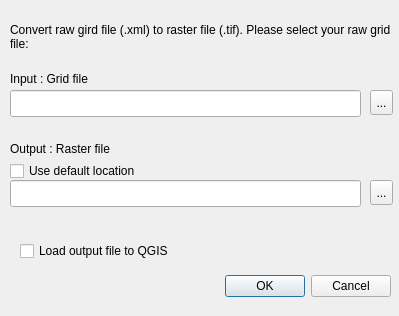
Above: safe_qgis/converter_dialog_base.ui from inasafe/inasafe before the change. Below: the same form after it.
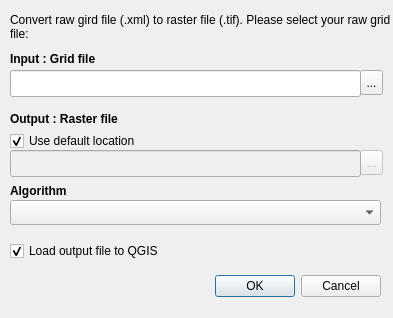
That is the form after the change.

Commit message: Add algorithm options

The edit to the form file:
```diff
--- a/safe_qgis/converter_dialog_base.ui
+++ b/safe_qgis/converter_dialog_base.ui
@@ -6,8 +6,8 @@
    <rect>
     <x>0</x>
     <y>0</y>
-    <width>399</width>
-    <height>316</height>
+    <width>393</width>
+    <height>318</height>
    </rect>
   </property>
   <property name="windowTitle">
@@ -16,9 +16,9 @@
   <widget class="QDialogButtonBox" name="buttonBox">
    <property name="geometry">
     <rect>
-     <x>10</x>
+     <x>20</x>
      <y>270</y>
-     <width>381</width>
+     <width>361</width>
      <height>32</height>
     </rect>
    </property>
@@ -33,7 +33,7 @@
    <property name="geometry">
     <rect>
      <x>10</x>
-     <y>20</y>
+     <y>10</y>
      <width>381</width>
      <height>34</height>
     </rect>
@@ -52,11 +52,17 @@
    <property name="geometry">
     <rect>
      <x>10</x>
-     <y>70</y>
-     <width>99</width>
+     <y>50</y>
+     <width>371</width>
      <height>17</height>
     </rect>
    </property>
+   <property name="font">
+    <font>
+     <weight>75</weight>
+     <bold>true</bold>
+    </font>
+   </property>
    <property name="text">
     <string>Input : Grid file</string>
    </property>
@@ -68,7 +74,7 @@
    <property name="geometry">
     <rect>
      <x>10</x>
-     <y>90</y>
+     <y>70</y>
      <width>351</width>
      <height>27</height>
     </rect>
@@ -80,8 +86,8 @@
    </property>
    <property name="geometry">
     <rect>
-     <x>370</x>
-     <y>90</y>
+     <x>360</x>
+     <y>70</y>
      <width>23</width>
      <height>25</height>
     </rect>
@@ -97,23 +103,29 @@
    <property name="geometry">
     <rect>
      <x>10</x>
-     <y>140</y>
-     <width>128</width>
+     <y>110</y>
+     <width>371</width>
      <height>17</height>
     </rect>
    </property>
+   <property name="font">
+    <font>
+     <weight>75</weight>
+     <bold>true</bold>
+    </font>
+   </property>
    <property name="text">
     <string>Output : Raster file</string>
    </property>
   </widget>
   <widget class="QToolButton" name="tBtnOpenOutput">
    <property name="enabled">
-    <bool>true</bool>
+    <bool>false</bool>
    </property>
    <property name="geometry">
     <rect>
-     <x>370</x>
-     <y>180</y>
+     <x>360</x>
+     <y>150</y>
      <width>23</width>
      <height>25</height>
     </rect>
@@ -124,12 +136,12 @@
   </widget>
   <widget class="QLineEdit" name="leOutputPath">
    <property name="enabled">
-    <bool>true</bool>
+    <bool>false</bool>
    </property>
    <property name="geometry">
     <rect>
      <x>10</x>
-     <y>180</y>
+     <y>150</y>
      <width>351</width>
      <height>27</height>
     </rect>
@@ -139,19 +151,25 @@
    <property name="geometry">
     <rect>
      <x>10</x>
-     <y>160</y>
-     <width>165</width>
+     <y>130</y>
+     <width>371</width>
      <height>22</height>
     </rect>
    </property>
    <property name="text">
     <string>Use default location</string>
    </property>
+   <property name="checked">
+    <bool>true</bool>
+   </property>
   </widget>
   <widget class="QCheckBox" name="cBLoadLayer">
+   <property name="enabled">
+    <bool>true</bool>
+   </property>
    <property name="geometry">
     <rect>
-     <x>20</x>
+     <x>10</x>
      <y>240</y>
      <width>193</width>
      <height>22</height>
@@ -159,6 +177,41 @@
    </property>
    <property name="text">
     <string>Load output file to QGIS</string>
+   </property>
+   <property name="checked">
+    <bool>true</bool>
+   </property>
+  </widget>
+  <widget class="QComboBox" name="cboAlgorithm">
+   <property name="geometry">
+    <rect>
+     <x>10</x>
+     <y>200</y>
+     <width>371</width>
+     <height>25</height>
+    </rect>
+   </property>
+  </widget>
+  <widget class="QLabel" name="lblAlgotrithm">
+   <property name="enabled">
+    <bool>true</bool>
+   </property>
+   <property name="geometry">
+    <rect>
+     <x>10</x>
+     <y>180</y>
+     <width>371</width>
+     <height>21</height>
+    </rect>
+   </property>
+   <property name="font">
+    <font>
+     <weight>75</weight>
+     <bold>true</bold>
+    </font>
+   </property>
+   <property name="text">
+    <string>Algorithm</string>
    </property>
   </widget>
  </widget>
```
Left out of the diff: 2 changed lines with no effect on the pictures. The commit also changes 5 other files.
